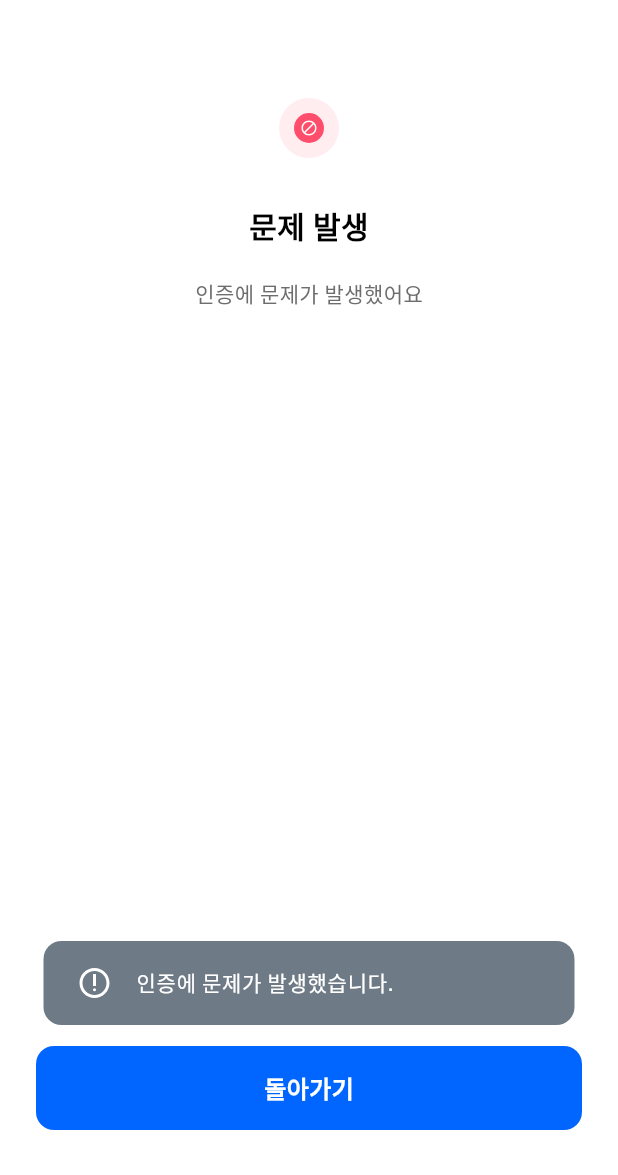
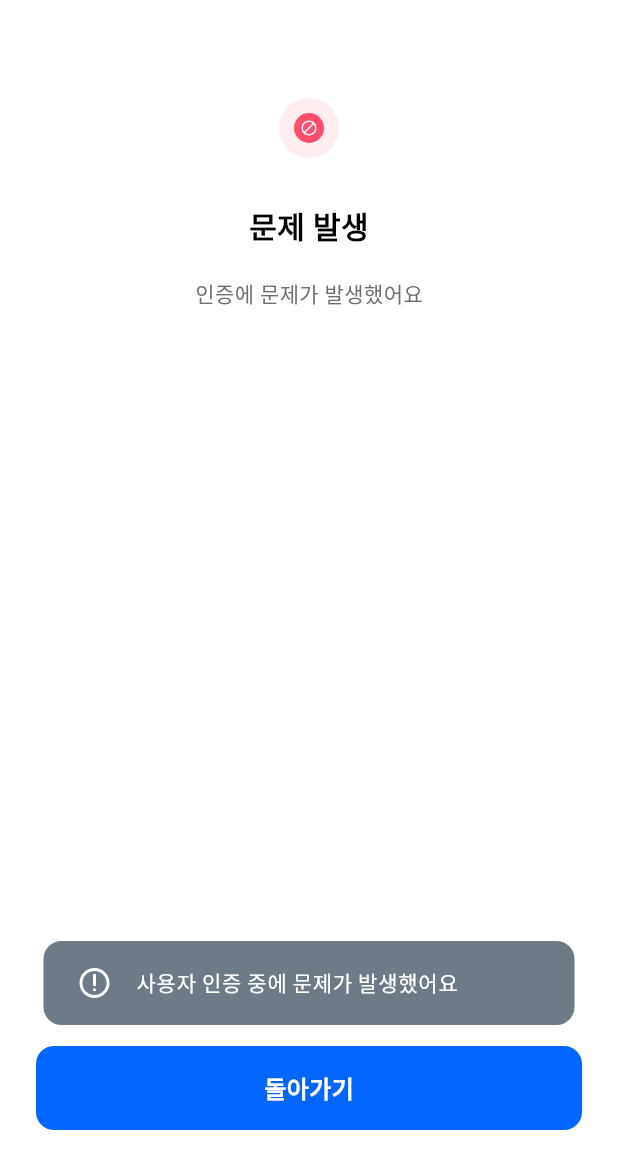
Before and after one commit to KGU-SOPIO/ACHA-App, a Flutter app: the AuthProcessScreen screen opened directly, on a phone screen of 412 x 824 dp, the part 61-1236 px from its top. Run offline on Flutter 3.47's test engine with Material 3 defaults, Android fonts, the phone set to English and light mode, and no system bars; our stand-ins replace carousel_slider, dio, equatable, flutter_bloc, flutter_secure_storage, flutter_svg and 5 more; accounts and stored records are empty; network calls fail; Roboto replaces fonts that are missing (Pretendard); project files that could hold a hidden picture were left out.

Commit message:
REFACTOR : Authentication Repository

```diff
--- a/lib/blocs/auth/authentication_bloc.dart
+++ b/lib/blocs/auth/authentication_bloc.dart
@@ -16,19 +16,20 @@ part 'authentication_state.dart';
 
 class AuthenticationBloc extends Bloc<AuthenticationEvent, AuthenticationState> {
   AuthenticationBloc({
-    required AuthenticationRepository authenticationRepository,
-    required UserRepository userRepository,
-  }) : _authenticationRepository = authenticationRepository,
-    _userRepository = userRepository,
-    super(const AuthenticationState.unknown()) {
+    required this.authenticationRepository,
+    required this.userRepository
+  }) : super(const AuthenticationState.unknown()) {
     on<_AuthentacationStatusChanged>(_onAuthenticationStatusChanged);
     on<_AuthenticationLogoutRequested>(_onAuthenticationLogoutRequested);
-    _authenticationStatusSubscription = _authenticationRepository.authStatus.listen((status) => add(_AuthentacationStatusChanged(status)));
+
+    _authenticationStatusSubscription = authenticationRepository.authStatus.listen(
+      (status) => add(_AuthentacationStatusChanged(status))
+    );
   }
 
-  final UserRepository _userRepository;
-  final AuthenticationRepository _authenticationRepository;
-  late StreamSubscription<AuthenticationStatus> _authenticationStatusSubscription;
+  final UserRepository userRepository;
+  final AuthenticationRepository authenticationRepository;
+  late final StreamSubscription<AuthenticationStatus> _authenticationStatusSubscription;
 
   @override
   Future<void> close() {
@@ -40,16 +41,19 @@ class AuthenticationBloc extends Bloc<AuthenticationEvent, AuthenticationState>
     debugPrint("Authentication Status: ${event.status.toString()}");
     switch (event.status) {
       case AuthenticationStatus.unauthenticated:
-        return emit(const AuthenticationState.unauthenticated());
+        emit(const AuthenticationState.unauthenticated());
+        break;
       case AuthenticationStatus.authenticated:
-        final user = await _userRepository.getUser();
-        return emit(user != null ? AuthenticationState.authenticated(user) : const AuthenticationState.unauthenticated());
+        final user = await userRepository.getUser();
+        emit(user != null ? AuthenticationState.authenticated(user) : const AuthenticationState.unauthenticated());
+        break;
       case AuthenticationStatus.unknown:
-        return emit(const AuthenticationState.unknown());
+        emit(const AuthenticationState.unknown());
+        break;
     }
   }
 
   void _onAuthenticationLogoutRequested(_AuthenticationLogoutRequested event, Emitter<AuthenticationState> emit) {
-    _authenticationRepository.logout();
+    authenticationRepository.logout();
   }
 }
--- a/lib/main.dart
+++ b/lib/main.dart
@@ -16,15 +16,15 @@ void main() async {
 
   final GetIt getIt = GetIt.I;
   getIt.registerSingleton<SecureStorage>(SecureStorage());
-  getIt.registerLazySingleton<AuthenticationRepository>(() => AuthenticationRepository());
-  getIt.registerLazySingleton<ToastManager>(() => ToastManager());
   getIt.registerSingleton(
     () {
-      final dio = Dio();
+      final Dio dio = Dio();
       dio.interceptors.add(TokenInterceptor());
       return dio;
     }()
   );
+  getIt.registerLazySingleton<AuthenticationRepository>(() => AuthenticationRepository());
+  getIt.registerLazySingleton<ToastManager>(() => ToastManager());
 
   runApp(const App());
 }
--- a/lib/network/interceptor/token.dart
+++ b/lib/network/interceptor/token.dart
@@ -21,7 +21,7 @@ class TokenInterceptor extends Interceptor {
         }
 
         try {
-          await _refreshTokens(refreshToken: refreshToken);
+          await _refreshAccessTokens(refreshToken: refreshToken);
           accessToken = await _secureStorage.isAccessTokenExpiredOrReturn();
         } catch (e) {
           return handler.reject(e as DioException);
@@ -37,7 +37,7 @@ class TokenInterceptor extends Interceptor {
   }
 
   /// AccessToken을 재발급합니다.
-  Future<void> _refreshTokens({required String refreshToken}) async {
+  Future<void> _refreshAccessTokens({required String refreshToken}) async {
     final response = await _dio.post(
       AuthenticationApiEndpoints.refresh,
       data: {"refreshToken": refreshToken},
--- a/lib/repository/authentication.dart
+++ b/lib/repository/authentication.dart
@@ -40,16 +40,16 @@ class AuthenticationRepository {
         case TokenStatus.expired:
           _authController.add(AuthenticationStatus.unauthenticated);
           _secureStorage.deleteAllData();
-          GetIt.I<ToastManager>().error(message: "인증 상태가 만료되었습니다.");
+          GetIt.I<ToastManager>().error(message: "인증 상태가 만료되었어요\n로그인을 다시 진행해 주세요");
           break;
         case TokenStatus.valid:
-          await refreshAccessToken();
+          await _refreshAccessToken();
           _authController.add(AuthenticationStatus.authenticated);
           break;
       }
     } catch (e) {
       _authController.add(AuthenticationStatus.unauthenticated);
-      GetIt.I<ToastManager>().error(message: "인증에 문제가 발생했습니다.");
+      GetIt.I<ToastManager>().error(message: "사용자 인증 중에 문제가 발생했어요");
       // ! 서버 상태 이상 Route 추가
     }
   }
@@ -70,10 +70,7 @@ class AuthenticationRepository {
     try {
       final response = await _dio.post(
         AuthenticationApiEndpoints.signIn,
-        data: {
-          'studentId': studentId,
-          'password': password
-        }
+        data: {"studentId": studentId, "password": password}
       );
 
       if (response.statusCode == 200) {
@@ -87,14 +84,14 @@ class AuthenticationRepository {
           signup: (name, college, department, major) {
             _signInController.add(SignInStatus.inSignUp);
           },
-          refresh: (accessToken) => throw FlutterError('잘못된 API 응답입니다.')
+          refresh: (accessToken) => throw Exception("문제가 발생해 로그인에 실패했어요")
         );
       } else {
-        throw Exception('아차에 문제가 발생해 로그인할 수 없어요.');
+        throw Exception("문제가 발생해 로그인에 실패했어요");
       }
     } catch (e) {
       _authController.add(AuthenticationStatus.unauthenticated);
-      throw Exception('문제가 발생해 로그인에 실패했습니다.');
+      throw Exception("문제가 발생해 로그인에 실패했어요");
     }
   }
 
@@ -110,11 +107,11 @@ class AuthenticationRepository {
       final response = await _dio.post(
         AuthenticationApiEndpoints.signUp,
         data: {
-          'studentid': studentId,
-          'name': name,
-          'college': college,
-          'department': department,
-          'major': major
+          "studentid": studentId,
+          "name": name,
+          "college": college,
+          "department": department,
+          "major": major
         }
       );
 
@@ -126,35 +123,36 @@ class AuthenticationRepository {
             _signInController.add(SignInStatus.signUpSuccess);
             _authController.add(AuthenticationStatus.authenticated);
           },
-          signup: (name, college, department, major) => throw FlutterError('잘못된 API 응답입니다,'),
-          refresh: (accessToken) => throw FlutterError('잘못된 API 응답입니다.')
+          signup: (name, college, department, major) => throw Exception("문제가 발생해 회원가입에 실패했어요"),
+          refresh: (accessToken) => throw Exception("문제가 발생해 회원가입에 실패했어요")
         );
       } else {
-        throw Exception('아차에 문제가 발생해 회원가입할 수 없어요.');
+        throw Exception("문제가 발생해 회원가입에 실패했어요");
       }
     } catch (e) {
       _authController.add(AuthenticationStatus.unauthenticated);
-      throw Exception('문제가 발생해 회원가입에 실패했습니다.');
+      throw Exception("문제가 발생해 회원가입에 실패했어요");
     }
   }
 
   /// 로그아웃을 수행합니다.
   void logout() {
-    final BuildContext context = AppView.navigatorKey.currentContext!;
-    Navigator.pushAndRemoveUntil(context, AuthStartScreen.route(), (route) => false);
     _secureStorage.deleteAllData();
     _authController.add(AuthenticationStatus.unauthenticated);
+    Navigator.pushAndRemoveUntil(
+      AppView.navigatorKey.currentContext!,
+      AuthStartScreen.route(),
+      (route) => false
+    );
   }
 
   /// AccessToken을 재발급합니다.
-  Future<void> refreshAccessToken() async {
+  Future<void> _refreshAccessToken() async {
     try {
       final refreshToken = await _secureStorage.readRefreshToken();
       final response = await _dio.post(
         AuthenticationApiEndpoints.refresh,
-        data: {
-          'refreshToken': refreshToken
-        }
+        data: {"refreshToken": refreshToken}
       );
 
       if (response.statusCode == 200) {
@@ -163,14 +161,13 @@ class AuthenticationRepository {
           refresh: (accessToken) async {
             await _secureStorage.saveTokens(accessToken: accessToken);
           },
-          success: (accessToken, refreshToken) => throw Exception('잘못된 API 응답입니다.'),
-          signup: (name, college, department, major) => throw Exception('잘못된 API 응답입니다.'),
+          success: (accessToken, refreshToken) => throw Exception("서비스 이용을 위한 인증에 실패했어요"),
+          signup: (name, college, department, major) => throw Exception("서비스 이용을 위한 인증에 실패했어요"),
         );
       }
     } catch (e) {
-      // ! DioException - connection error -> ACHA 서버 문제 판별
       debugPrint("AccessToken 재발급에 실패했습니다. Error: $e");
-      throw Exception('사용자 인증 중 문제가 발생했어요.');
+      throw Exception("서비스 이용을 위한 인증에 실패했어요");
     }
   }
 
```
